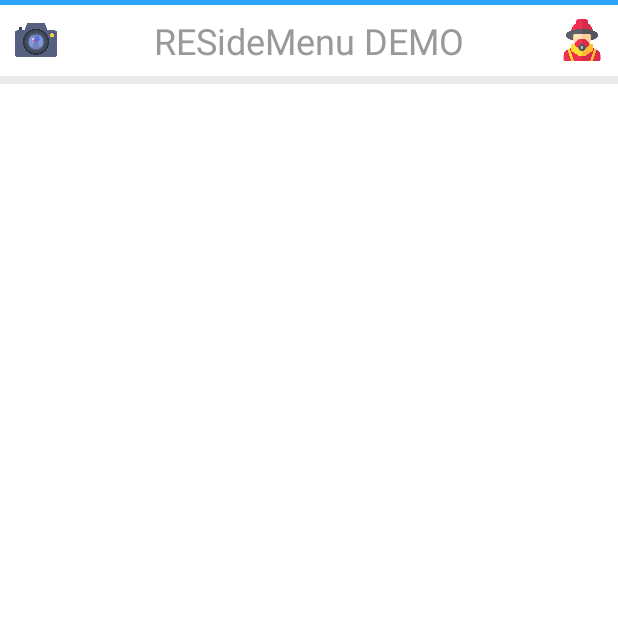
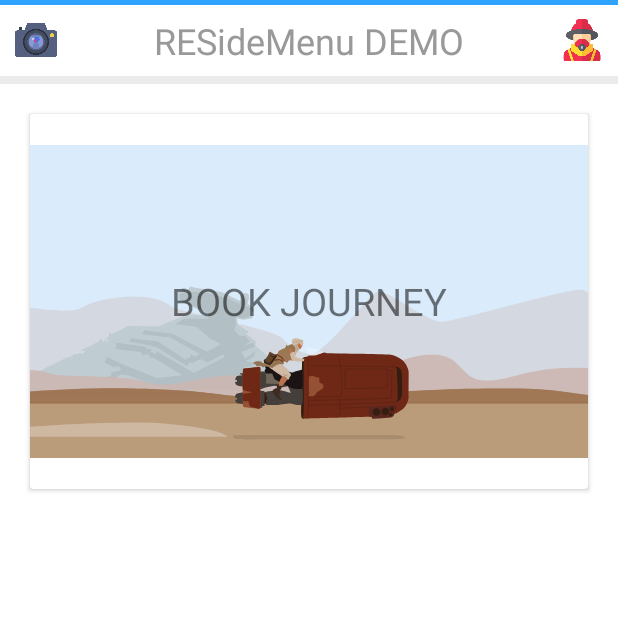
Before and after one commit to Jugaljay/Transportify, an Android app: the screen it shows after launch (MenuActivity), on a phone screen of 412 x 824 dp, the top half of it. Run offline under Robolectric (Android 15) with nearby library versions, the phone set to English and light mode, and no system bars; libraries missing offline, so code that uses them is left out: com.special; 17 statements that could not run were skipped.

Commit message:
First Commit Aaane

```diff
--- a/app/src/main/res/layout/activity_main.xml
+++ b/app/src/main/res/layout/activity_main.xml
@@ -121,6 +121,35 @@
 
         android:id="@+id/main_fragment">
 
+        <android.support.v7.widget.CardView
+            android:layout_marginLeft="20dp"
+            android:layout_marginRight="20dp"
+            android:layout_marginTop="20dp"
+            android:layout_width="match_parent"
+            android:layout_height="250dp"
+            android:elevation="7dp">
+            <FrameLayout
+                android:layout_width="match_parent"
+                android:layout_height="match_parent">
+        <com.airbnb.lottie.LottieAnimationView
+            android:id="@+id/animation_view"
+            android:layout_width="wrap_content"
+            android:layout_height="250dp"
+            app:lottie_fileName="ray.json"
+            app:lottie_loop="true"
+            app:lottie_autoPlay="true" />
+                <TextView
+                    android:layout_width="wrap_content"
+                    android:layout_height="wrap_content"
+                    android:textAlignment="center"
+                    android:layout_gravity="center"
+                    android:text="Book Journey"
+                    android:textAllCaps="true"
+                    android:textSize="25sp"/>
+            </FrameLayout>
+        </android.support.v7.widget.CardView>
+
+
     </FrameLayout>
 
 
```
